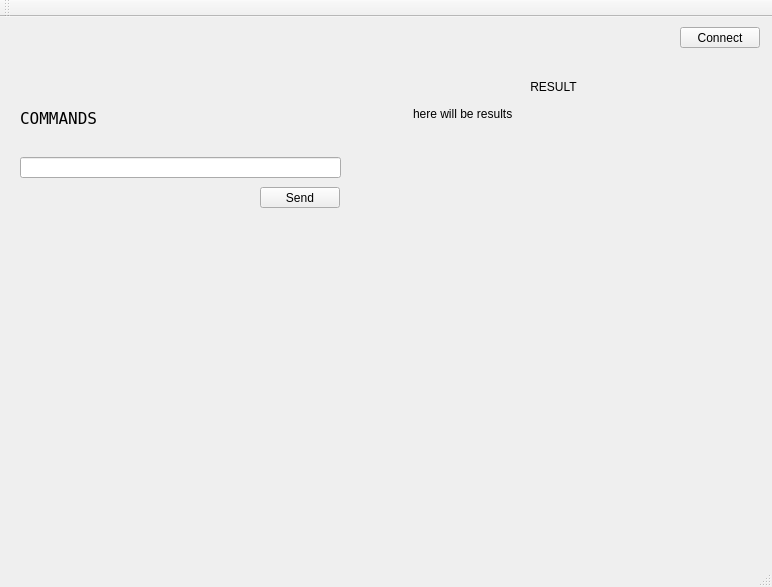
Above: mainwindow.ui from podusenkovic/sqlFrameWork before the change. Below: the same form after it.
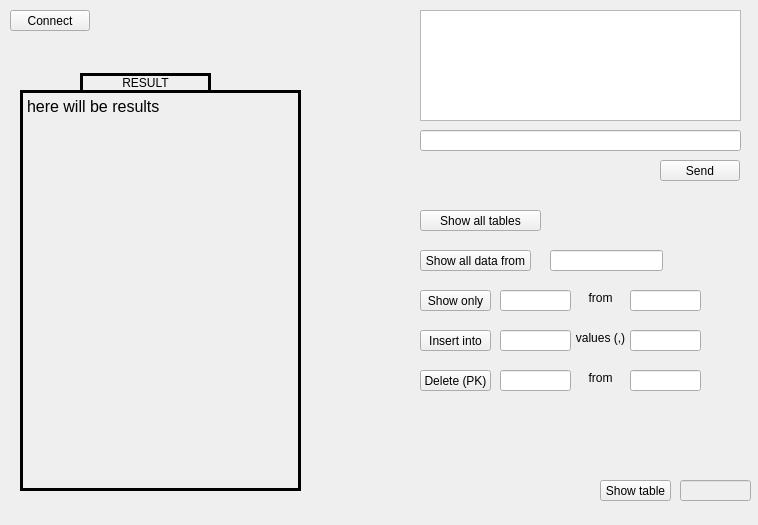
That is the form after the change.

Patch:
```diff
--- a/mainwindow.ui
+++ b/mainwindow.ui
@@ -6,49 +6,19 @@
    <rect>
     <x>0</x>
     <y>0</y>
-    <width>772</width>
-    <height>587</height>
+    <width>758</width>
+    <height>525</height>
    </rect>
   </property>
   <property name="windowTitle">
    <string>MainWindow</string>
   </property>
   <widget class="QWidget" name="centralWidget">
-   <widget class="QLabel" name="label_commands">
-    <property name="geometry">
-     <rect>
-      <x>20</x>
-      <y>20</y>
-      <width>321</width>
-      <height>91</height>
-     </rect>
-    </property>
-    <property name="font">
-     <font>
-      <family>NSimSun</family>
-      <pointsize>12</pointsize>
-      <weight>50</weight>
-      <bold>false</bold>
-     </font>
-    </property>
-    <property name="layoutDirection">
-     <enum>Qt::LeftToRight</enum>
-    </property>
-    <property name="text">
-     <string>COMMANDS</string>
-    </property>
-    <property name="textFormat">
-     <enum>Qt::AutoText</enum>
-    </property>
-    <property name="alignment">
-     <set>Qt::AlignBottom|Qt::AlignLeading|Qt::AlignLeft</set>
-    </property>
-   </widget>
    <widget class="QLineEdit" name="command_line">
     <property name="geometry">
      <rect>
-      <x>20</x>
-      <y>140</y>
+      <x>420</x>
+      <y>130</y>
       <width>321</width>
       <height>21</height>
      </rect>
@@ -57,8 +27,8 @@
    <widget class="QPushButton" name="button_to_command">
     <property name="geometry">
      <rect>
-      <x>260</x>
-      <y>170</y>
+      <x>660</x>
+      <y>160</y>
       <width>80</width>
       <height>21</height>
      </rect>
@@ -70,12 +40,24 @@
    <widget class="QLabel" name="label_with_result">
     <property name="geometry">
      <rect>
-      <x>413</x>
+      <x>20</x>
       <y>90</y>
       <width>281</width>
-      <height>101</height>
+      <height>401</height>
      </rect>
     </property>
+    <property name="font">
+     <font>
+      <family>Microsoft Sans Serif</family>
+      <pointsize>12</pointsize>
+     </font>
+    </property>
+    <property name="frameShape">
+     <enum>QFrame::Box</enum>
+    </property>
+    <property name="lineWidth">
+     <number>3</number>
+    </property>
     <property name="text">
      <string>here will be results</string>
     </property>
@@ -86,12 +68,18 @@
    <widget class="QLabel" name="label_res">
     <property name="geometry">
      <rect>
-      <x>488</x>
-      <y>60</y>
+      <x>80</x>
+      <y>73</y>
       <width>131</width>
       <height>20</height>
      </rect>
     </property>
+    <property name="frameShape">
+     <enum>QFrame::Box</enum>
+    </property>
+    <property name="lineWidth">
+     <number>3</number>
+    </property>
     <property name="text">
      <string>RESULT</string>
     </property>
@@ -102,7 +90,7 @@
    <widget class="QPushButton" name="button_connect">
     <property name="geometry">
      <rect>
-      <x>680</x>
+      <x>10</x>
       <y>10</y>
       <width>80</width>
       <height>21</height>
@@ -112,26 +100,264 @@
      <string>Connect</string>
     </property>
    </widget>
+   <widget class="QPushButton" name="button_show_tables">
+    <property name="geometry">
+     <rect>
+      <x>420</x>
+      <y>210</y>
+      <width>121</width>
+      <height>21</height>
+     </rect>
+    </property>
+    <property name="text">
+     <string>Show all tables</string>
+    </property>
+   </widget>
+   <widget class="QPushButton" name="button_show_all_data">
+    <property name="geometry">
+     <rect>
+      <x>420</x>
+      <y>250</y>
+      <width>111</width>
+      <height>21</height>
+     </rect>
+    </property>
+    <property name="text">
+     <string>Show all data from</string>
+    </property>
+   </widget>
+   <widget class="QLineEdit" name="line_w_table_to_get_data">
+    <property name="geometry">
+     <rect>
+      <x>550</x>
+      <y>250</y>
+      <width>113</width>
+      <height>21</height>
+     </rect>
+    </property>
+   </widget>
+   <widget class="QPushButton" name="button_show_only">
+    <property name="geometry">
+     <rect>
+      <x>420</x>
+      <y>290</y>
+      <width>71</width>
+      <height>21</height>
+     </rect>
+    </property>
+    <property name="text">
+     <string>Show only</string>
+    </property>
+   </widget>
+   <widget class="QLineEdit" name="line_w_col">
+    <property name="geometry">
+     <rect>
+      <x>500</x>
+      <y>290</y>
+      <width>71</width>
+      <height>21</height>
+     </rect>
+    </property>
+   </widget>
+   <widget class="QLabel" name="label">
+    <property name="geometry">
+     <rect>
+      <x>570</x>
+      <y>290</y>
+      <width>61</width>
+      <height>16</height>
+     </rect>
+    </property>
+    <property name="font">
+     <font>
+      <pointsize>9</pointsize>
+     </font>
+    </property>
+    <property name="text">
+     <string>from</string>
+    </property>
+    <property name="alignment">
+     <set>Qt::AlignCenter</set>
+    </property>
+   </widget>
+   <widget class="QLineEdit" name="line_w_table">
+    <property name="geometry">
+     <rect>
+      <x>630</x>
+      <y>290</y>
+      <width>71</width>
+      <height>21</height>
+     </rect>
+    </property>
+   </widget>
+   <widget class="QPushButton" name="button_insert_data">
+    <property name="geometry">
+     <rect>
+      <x>420</x>
+      <y>330</y>
+      <width>71</width>
+      <height>21</height>
+     </rect>
+    </property>
+    <property name="text">
+     <string>Insert into</string>
+    </property>
+   </widget>
+   <widget class="QLineEdit" name="line_ins_table">
+    <property name="geometry">
+     <rect>
+      <x>500</x>
+      <y>330</y>
+      <width>71</width>
+      <height>21</height>
+     </rect>
+    </property>
+   </widget>
+   <widget class="QLineEdit" name="line_ins_values">
+    <property name="geometry">
+     <rect>
+      <x>630</x>
+      <y>330</y>
+      <width>71</width>
+      <height>21</height>
+     </rect>
+    </property>
+   </widget>
+   <widget class="QLabel" name="label_2">
+    <property name="geometry">
+     <rect>
+      <x>570</x>
+      <y>330</y>
+      <width>61</width>
+      <height>16</height>
+     </rect>
+    </property>
+    <property name="font">
+     <font>
+      <pointsize>9</pointsize>
+     </font>
+    </property>
+    <property name="text">
+     <string>values (,)</string>
+    </property>
+    <property name="alignment">
+     <set>Qt::AlignCenter</set>
+    </property>
+   </widget>
+   <widget class="QLineEdit" name="line_del_pk">
+    <property name="geometry">
+     <rect>
+      <x>500</x>
+      <y>370</y>
+      <width>71</width>
+      <height>21</height>
+     </rect>
+    </property>
+   </widget>
+   <widget class="QLineEdit" name="line_del_table">
+    <property name="geometry">
+     <rect>
+      <x>630</x>
+      <y>370</y>
+      <width>71</width>
+      <height>21</height>
+     </rect>
+    </property>
+   </widget>
+   <widget class="QLabel" name="label_3">
+    <property name="geometry">
+     <rect>
+      <x>570</x>
+      <y>370</y>
+      <width>61</width>
+      <height>16</height>
+     </rect>
+    </property>
+    <property name="font">
+     <font>
+      <pointsize>9</pointsize>
+     </font>
+    </property>
+    <property name="text">
+     <string>from</string>
+    </property>
+    <property name="alignment">
+     <set>Qt::AlignCenter</set>
+    </property>
+   </widget>
+   <widget class="QPushButton" name="button_delete">
+    <property name="geometry">
+     <rect>
+      <x>420</x>
+      <y>370</y>
+      <width>71</width>
+      <height>21</height>
+     </rect>
+    </property>
+    <property name="text">
+     <string>Delete (PK)</string>
+    </property>
+   </widget>
+   <widget class="QPushButton" name="button_table_model">
+    <property name="enabled">
+     <bool>true</bool>
+    </property>
+    <property name="geometry">
+     <rect>
+      <x>600</x>
+      <y>480</y>
+      <width>71</width>
+      <height>21</height>
+     </rect>
+    </property>
+    <property name="text">
+     <string>Show table</string>
+    </property>
+   </widget>
+   <widget class="QLineEdit" name="line_table_model">
+    <property name="enabled">
+     <bool>false</bool>
+    </property>
+    <property name="geometry">
+     <rect>
+      <x>680</x>
+      <y>480</y>
+      <width>71</width>
+      <height>21</height>
+     </rect>
+    </property>
+   </widget>
+   <widget class="QTextBrowser" name="label_commands">
+    <property name="geometry">
+     <rect>
+      <x>420</x>
+      <y>10</y>
+      <width>321</width>
+      <height>111</height>
+     </rect>
+    </property>
+    <property name="font">
+     <font>
+      <family>System</family>
+      <pointsize>12</pointsize>
+      <weight>75</weight>
+      <bold>true</bold>
+     </font>
+    </property>
+    <property name="autoFillBackground">
+     <bool>false</bool>
+    </property>
+    <property name="lineWrapMode">
+     <enum>QTextEdit::FixedColumnWidth</enum>
+    </property>
+    <property name="lineWrapColumnOrWidth">
+     <number>80</number>
+    </property>
+    <property name="readOnly">
+     <bool>true</bool>
+    </property>
+   </widget>
   </widget>
-  <widget class="QMenuBar" name="menuBar">
-   <property name="geometry">
-    <rect>
-     <x>0</x>
-     <y>0</y>
-     <width>772</width>
-     <height>20</height>
-    </rect>
-   </property>
-  </widget>
-  <widget class="QToolBar" name="mainToolBar">
-   <attribute name="toolBarArea">
-    <enum>TopToolBarArea</enum>
-   </attribute>
-   <attribute name="toolBarBreak">
-    <bool>false</bool>
-   </attribute>
-  </widget>
-  <widget class="QStatusBar" name="statusBar"/>
  </widget>
  <layoutdefault spacing="6" margin="11"/>
  <resources/>
```
